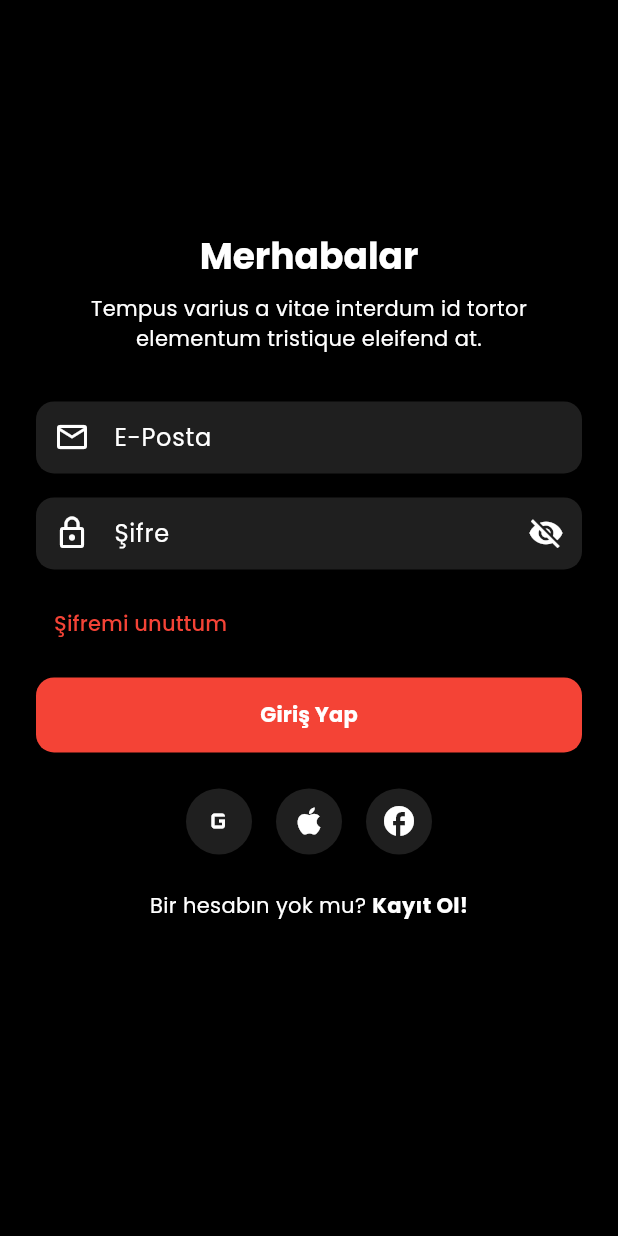
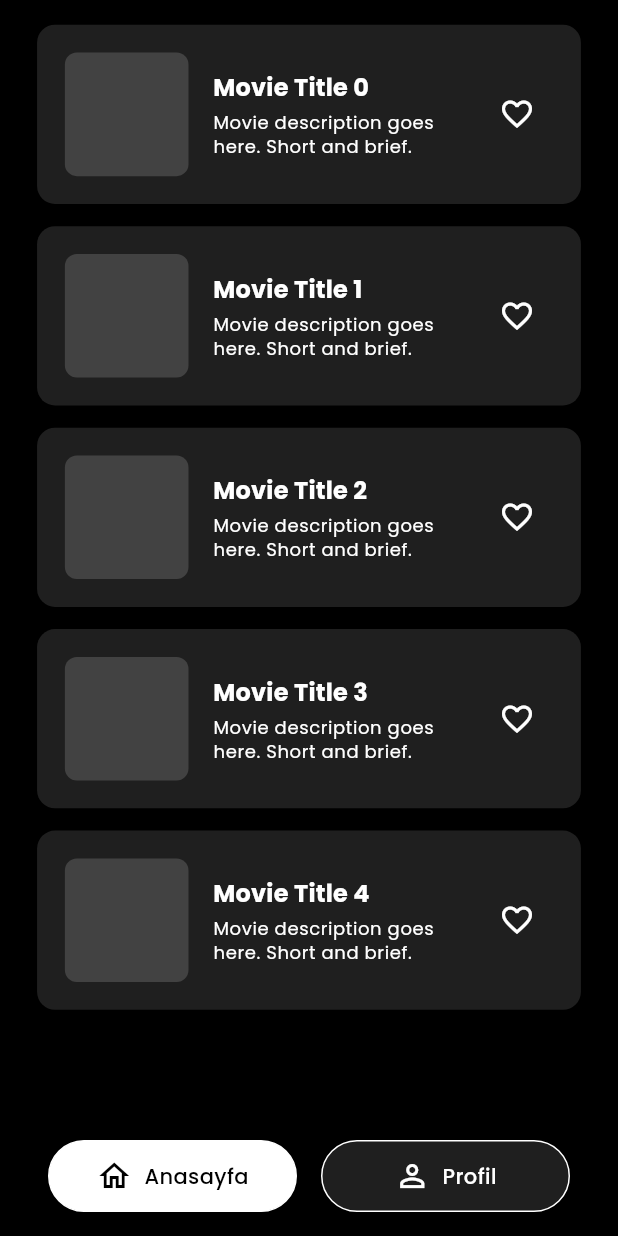
Before and after one commit to btnahmet/dating_app, a Flutter app: the screen it shows after launch, on a phone screen of 412 x 824 dp. Run offline on Flutter 3.47's test engine with Material 3 defaults, Android fonts, the light colour scheme and no system bars; drawn by our look-alikes of pull_to_refresh; our stand-ins replace dio, flutter_secure_storage, go_router, google_fonts, image_picker, lucide_icons.

Commit message:
Main Layout, Profile Screen, Home Screen Commit

```diff
--- a/lib/features/auth/presentation/register_screen.dart
+++ b/lib/features/auth/presentation/register_screen.dart
@@ -77,9 +77,9 @@ class RegisterScreen extends StatelessWidget {
                 onTap: () => context.push('/upload'),
               ),
               const SizedBox(height: 24),
-              Row(
+              const Row(
                 mainAxisAlignment: MainAxisAlignment.center,
-                children: const [
+                children: [
                   SocialIcon(icon: Icons.g_mobiledata),
                   SizedBox(width: 16),
                   SocialIcon(icon: Icons.apple),
--- /dev/null
+++ b/lib/features/home/presentation/home_screen.dart
@@ -0,0 +1,143 @@
+import 'package:flutter/material.dart';
+import 'package:pull_to_refresh/pull_to_refresh.dart';
+
+class HomeScreen extends StatefulWidget {
+  const HomeScreen({super.key});
+
+  @override
+  State<HomeScreen> createState() => _HomeScreenState();
+}
+
+class _HomeScreenState extends State<HomeScreen> {
+  final RefreshController _refreshController = RefreshController();
+  final ScrollController _scrollController = ScrollController();
+
+  List<int> movies = List.generate(5, (index) => index);
+  bool isLoading = false;
+
+  @override
+  void initState() {
+    super.initState();
+    _scrollController.addListener(_onScroll);
+  }
+
+  void _onScroll() {
+    if (_scrollController.position.pixels >=
+            _scrollController.position.maxScrollExtent - 100 &&
+        !isLoading) {
+      _loadMore();
+    }
+  }
+
+  void _loadMore() async {
+    setState(() => isLoading = true);
+    await Future.delayed(const Duration(seconds: 2));
+    setState(() {
+      movies.addAll(List.generate(5, (index) => movies.length + index));
+      isLoading = false;
+    });
+  }
+
+  void _onRefresh() async {
+    await Future.delayed(const Duration(seconds: 1));
+    setState(() {
+      movies = List.generate(5, (index) => index);
+    });
+    _refreshController.refreshCompleted();
+  }
+
+  @override
+  void dispose() {
+    _scrollController.dispose();
+    _refreshController.dispose();
+    super.dispose();
+  }
+
+  @override
+  Widget build(BuildContext context) {
+    final height = MediaQuery.of(context).size.height;
+    final width = MediaQuery.of(context).size.width;
+
+    return SafeArea(
+      child: Scaffold(
+        body: SmartRefresher(
+          controller: _refreshController,
+          onRefresh: _onRefresh,
+          enablePullDown: true,
+          child: ListView.builder(
+            controller: _scrollController,
+            padding: EdgeInsets.symmetric(
+              horizontal: width * 0.06,
+              vertical: height * 0.02,
+            ),
+            itemCount: movies.length + (isLoading ? 1 : 0),
+            itemBuilder: (context, index) {
+              if (index == movies.length) {
+                return Padding(
+                  padding: EdgeInsets.all(height * 0.02),
+                  child: const Center(child: CircularProgressIndicator()),
+                );
+              }
+              return _MovieCard(index: movies[index]);
+            },
+          ),
+        ),
+      ),
+    );
+  }
+}
+
+class _MovieCard extends StatelessWidget {
+  final int index;
+  const _MovieCard({required this.index});
+
+  @override
+  Widget build(BuildContext context) {
+    final height = MediaQuery.of(context).size.height;
+    final width = MediaQuery.of(context).size.width;
+
+    return Card(
+      color: const Color(0xFF1F1F1F),
+      margin: EdgeInsets.only(bottom: height * 0.018),
+      shape: RoundedRectangleBorder(borderRadius: BorderRadius.circular(12)),
+      child: Padding(
+        padding: EdgeInsets.all(width * 0.045),
+        child: Row(
+          children: [
+            Container(
+              width: width * 0.2,
+              height: height * 0.1,
+              decoration: BoxDecoration(
+                borderRadius: BorderRadius.circular(8),
+                color: Colors.grey[800],
+              ),
+            ),
+            SizedBox(width: width * 0.04),
+            Expanded(
+              child: Column(
+                crossAxisAlignment: CrossAxisAlignment.start,
+                children: [
+                  Text(
+                    'Movie Title $index',
+                    style: Theme.of(context).textTheme.titleMedium?.copyWith(
+                          fontWeight: FontWeight.bold,
+                        ),
+                  ),
+                  SizedBox(height: height * 0.005),
+                  Text(
+                    'Movie description goes here. Short and brief.',
+                    style: Theme.of(context).textTheme.bodySmall,
+                  ),
+                ],
+              ),
+            ),
+            IconButton(
+              icon: const Icon(Icons.favorite_border, color: Colors.white),
+              onPressed: () {},
+            ),
+          ],
+        ),
+      ),
+    );
+  }
+}
--- /dev/null
+++ b/lib/features/main/main_layout.dart
@@ -0,0 +1,104 @@
+import 'package:flutter/material.dart';
+import '../home/presentation/home_screen.dart';
+import '../profile/presentation/profile_screen.dart';
+
+class MainLayout extends StatefulWidget {
+  const MainLayout({super.key});
+
+  @override
+  State<MainLayout> createState() => _MainLayoutState();
+}
+
+class _MainLayoutState extends State<MainLayout> {
+  int _currentIndex = 0;
+
+  final List<Widget> _screens = const [
+    HomeScreen(),
+    ProfileScreen(),
+  ];
+
+  @override
+  Widget build(BuildContext context) {
+    return Scaffold(
+      body: _screens[_currentIndex],
+      bottomNavigationBar: Container(
+        decoration: const BoxDecoration(
+          color: Colors.black,
+          borderRadius: BorderRadius.only(
+            topLeft: Radius.circular(24),
+            topRight: Radius.circular(24),
+          ),
+        ),
+        padding: const EdgeInsets.symmetric(horizontal: 32, vertical: 16),
+        child: Row(
+          children: [
+            Expanded(
+              child: _NavItem(
+                icon: Icons.home_outlined,
+                label: 'Anasayfa',
+                selected: _currentIndex == 0,
+                onTap: () => setState(() => _currentIndex = 0),
+              ),
+            ),
+            const SizedBox(width: 16),
+            Expanded(
+              child: _NavItem(
+                icon: Icons.person_outline,
+                label: 'Profil',
+                selected: _currentIndex == 1,
+                onTap: () => setState(() => _currentIndex = 1),
+              ),
+            ),
+          ],
+        ),
+      ),
+    );
+  }
+}
+
+class _NavItem extends StatelessWidget {
+  final IconData icon;
+  final String label;
+  final bool selected;
+  final VoidCallback onTap;
+
+  const _NavItem({
+    required this.icon,
+    required this.label,
+    required this.selected,
+    required this.onTap,
+  });
+
+  @override
+  Widget build(BuildContext context) {
+    return GestureDetector(
+      onTap: onTap,
+      child: Container(
+        height: 48,
+        padding: const EdgeInsets.symmetric(horizontal: 20),
+        decoration: BoxDecoration(
+          color: selected ? Colors.white : const Color(0xFF1F1F1F),
+          borderRadius: BorderRadius.circular(24),
+          border: Border.all(color: Colors.white, width: 1),
+        ),
+        child: Row(
+          mainAxisAlignment: MainAxisAlignment.center,
+          children: [
+            Icon(
+              icon,
+              color: selected ? Colors.black : Colors.white,
+            ),
+            const SizedBox(width: 8),
+            Text(
+              label,
+              style: TextStyle(
+                color: selected ? Colors.black : Colors.white,
+                fontWeight: FontWeight.w500,
+              ),
+            ),
+          ],
+        ),
+      ),
+    );
+  }
+}
--- a/lib/routes/app_router.dart
+++ b/lib/routes/app_router.dart
@@ -1,12 +1,18 @@
 import 'package:dating_app/features/auth/presentation/login_screen.dart';
 import 'package:dating_app/features/auth/presentation/register_screen.dart';
 import 'package:dating_app/features/auth/presentation/upload_photo_screen.dart';
+import 'package:dating_app/features/home/presentation/home_screen.dart';
+import 'package:dating_app/features/main/main_layout.dart';
 import 'package:go_router/go_router.dart';
 
 class AppRouter {
   static final router = GoRouter(
-    initialLocation: '/login',
+    initialLocation: '/home',
     routes: [
+      GoRoute(
+        path: '/home',
+        builder: (context, state) => const MainLayout(),
+      ),
       GoRoute(
         path: '/login',
         builder: (context, state) => const LoginScreen(),
@@ -19,10 +25,10 @@ class AppRouter {
         path: '/upload',
         builder: (context, state) => const UploadPhotoScreen(),
       ),
-      // GoRoute(
-      //   path: '/home',
-      //   builder: (context, state) => const HomeScreen(),
-      // ),
+      GoRoute(
+        path: '/home',
+        builder: (context, state) => const HomeScreen(),
+      ),
       // GoRoute(
       //   path: '/profile',
       //   builder: (context, state) => const ProfileScreen(),
--- a/pubspec.yaml
+++ b/pubspec.yaml
@@ -37,7 +37,7 @@ dependencies:
   cupertino_icons: ^1.0.6
   google_fonts: ^6.1.0
   lottie: ^2.7.0
-
+  lucide_icons: ^0.257.0
  # State Management
   flutter_bloc: ^8.1.3
   equatable: ^2.0.5
@@ -67,7 +67,7 @@ dependencies:
 
   # Logger
   logger: ^2.1.0
-
+  pull_to_refresh: ^2.0.0
 
 dev_dependencies:
   flutter_test:
```
Also changed, not shown: lib/features/auth/presentation/upload_photo_screen.dart (+4 -102 lines), lib/features/profile/presentation/profile_screen.dart (added, +169 -0 lines), pubspec.lock.
